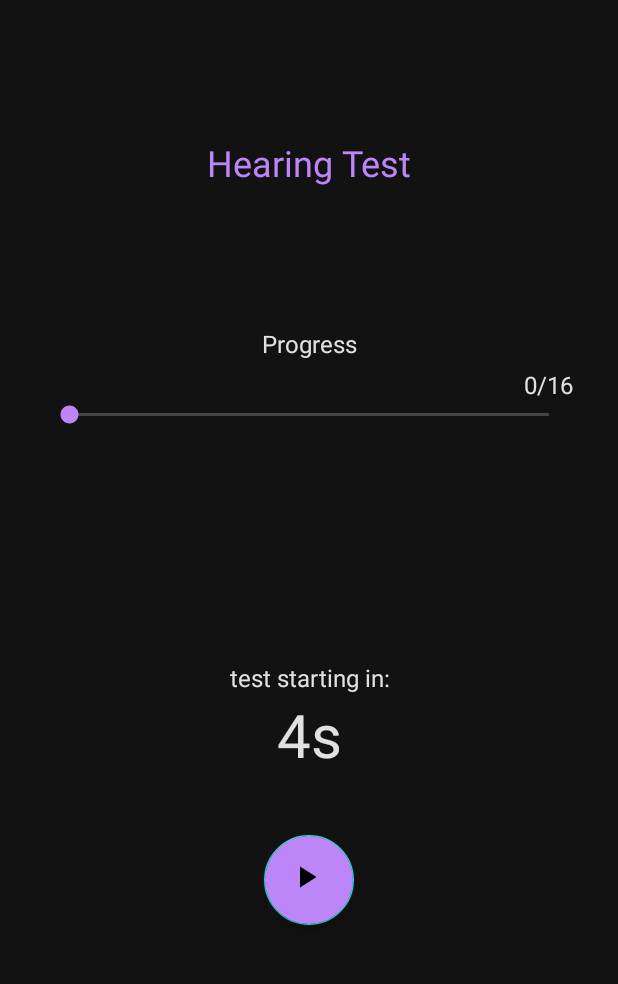
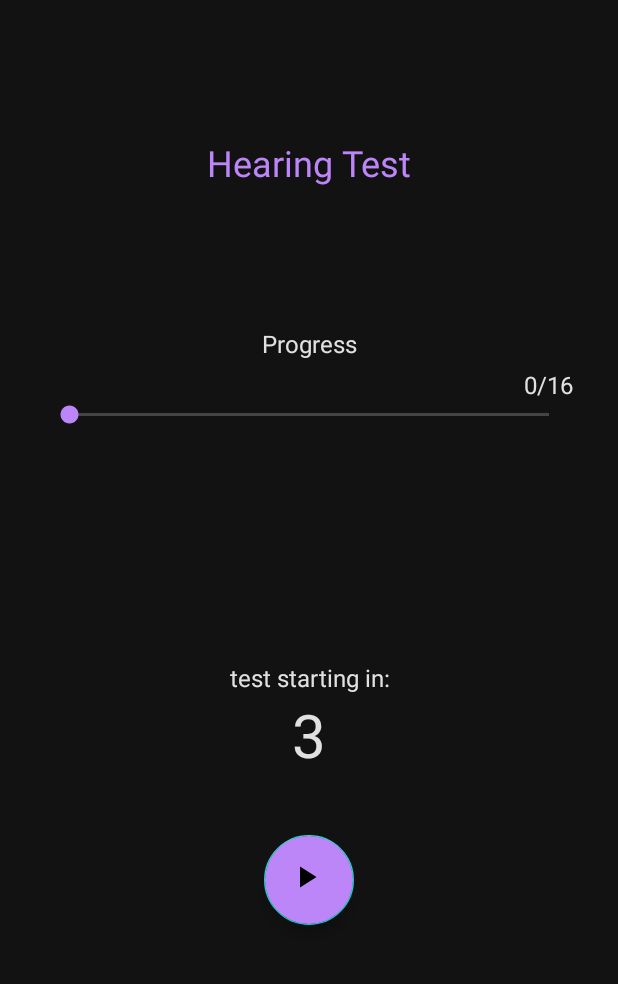
Before and after one commit to ECE493-Group5/adjustable-audio, an Android app: the HearingTestActivity screen opened directly, with no data from a screen before it, on a phone screen of 412 x 824 dp, the part 62-1046 px from its top. Run offline under Robolectric (Android 15) with nearby library versions, the phone set to English and light mode, and no system bars; network calls fail.

Commit message:
Updating Ui to reflect changes

```diff
--- a/app/src/main/res/layout/activity_hearing_test.xml
+++ b/app/src/main/res/layout/activity_hearing_test.xml
@@ -41,7 +41,6 @@
                 android:layout_marginBottom="5dp"
                 android:gravity="center"
                 android:text="@string/caption_hearing_test_progress"
-
                 android:textColor="@color/lightGrey"
                 android:textSize="16dp" />
 
--- a/app/src/main/res/values/strings.xml
+++ b/app/src/main/res/values/strings.xml
@@ -30,7 +30,7 @@
     <string name="hearing_test_progress_placeholder">0/80</string>
     <string name="caption_countdown_info">test starting in: </string>
     <string name="caption_next_beep">next beep in: </string>
-    <string name="hearing_test_beep_countdown_placeholder">4s</string>
+    <string name="hearing_test_beep_countdown_placeholder">3</string>
     <string name="label_first_freq_band">30 - 120 Hz</string>
     <string name="label_second_freq_band">120 - 460 Hz</string>
     <string name="label_third_freq_band">460 - 1800 Hz</string>
```
